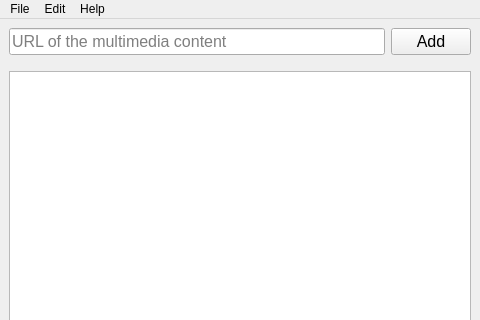
Ec-25/Media-Catcher, file app/gui/templates/main.ui: the form before one commit; both pictures show x 0 to 480 and y 0 to 320 of the 480 by 640 pixel window.
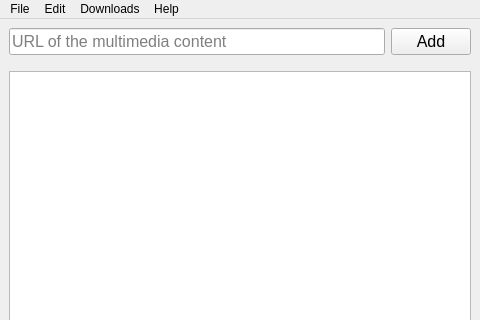
The form after the commit. Icons and pictures are not drawn.

The edit to the form file:
```diff
--- a/app/gui/templates/main.ui
+++ b/app/gui/templates/main.ui
@@ -137,8 +137,16 @@
     <addaction name="separator"/>
     <addaction name="actionDebug"/>
    </widget>
+   <widget class="QMenu" name="menuDownloads">
+    <property name="title">
+     <string>Downloads</string>
+    </property>
+    <addaction name="actionDownload_All"/>
+    <addaction name="actionClear_List"/>
+   </widget>
    <addaction name="menuFile"/>
    <addaction name="menuEdit"/>
+   <addaction name="menuDownloads"/>
    <addaction name="menuHelp"/>
   </widget>
   <action name="actionAbout">
```
Left out of the diff: 10 changed lines with no effect on the pictures.
